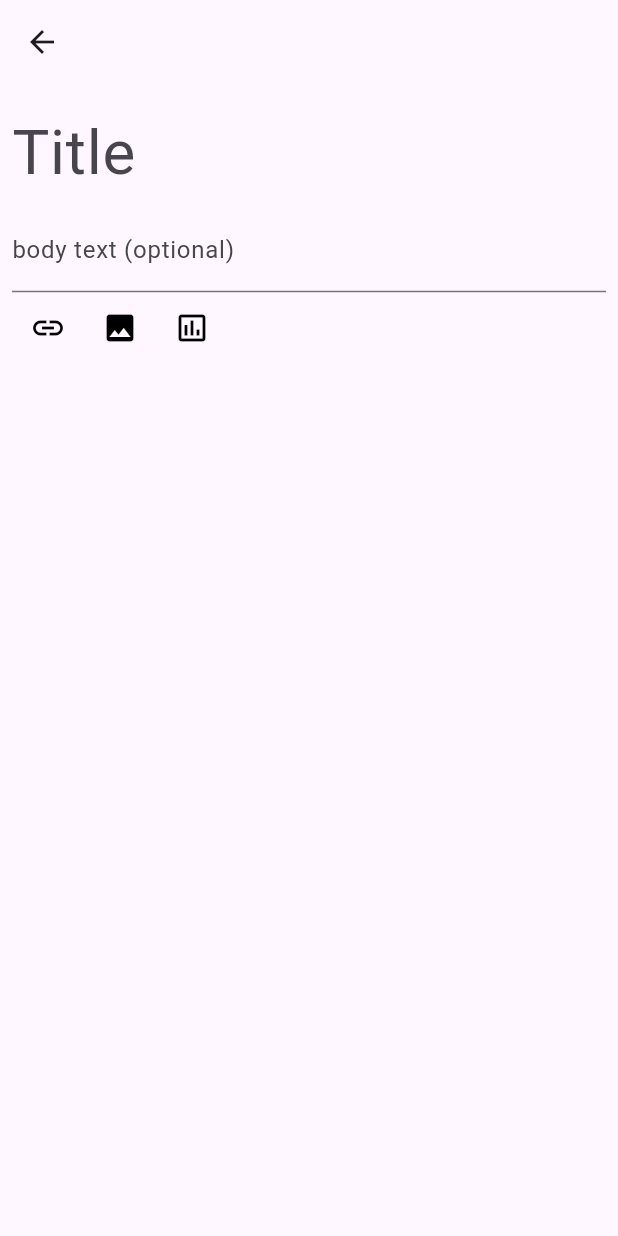
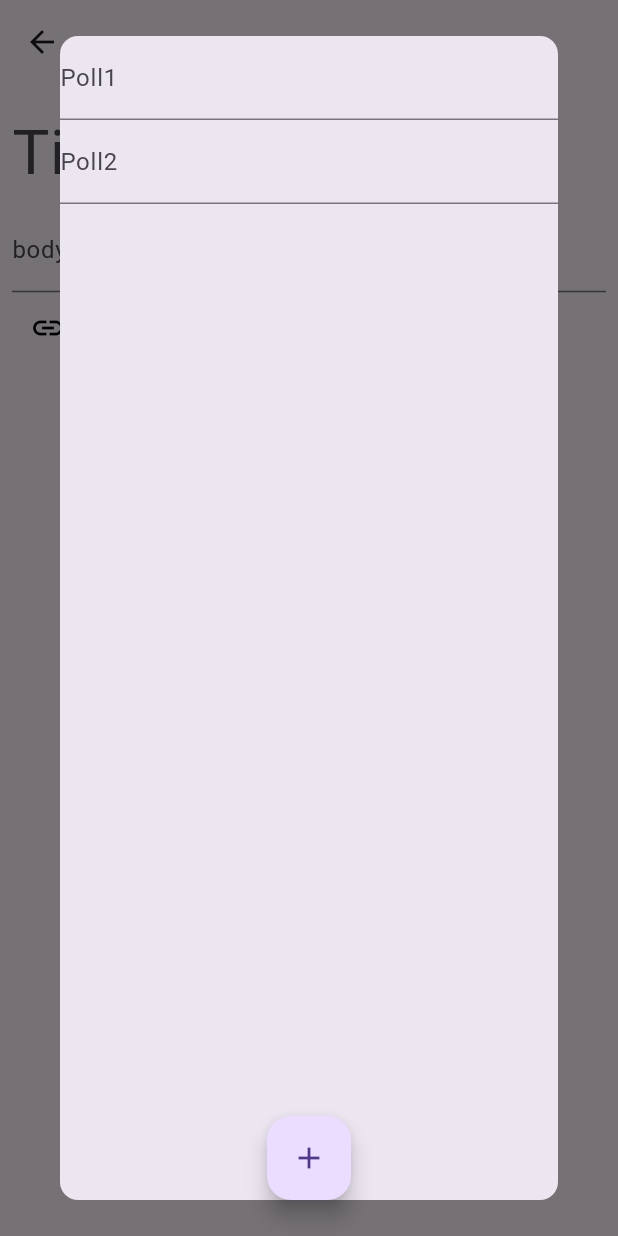
Before and after one commit to Michael1221994/Reddit_mobile_app, a Flutter app: the CreatePost screen opened directly, after a tap on the "poll" icon, on a phone screen of 412 x 824 dp. Run offline on Flutter 3.47's test engine with Material 3 defaults, Android fonts, the light colour scheme and no system bars; our stand-ins replace cloud_firestore, firebase_auth, firebase_core, google_sign_in, image_picker; missing offline and left inert: dart:js_interop; accounts and stored records are empty.

Commit message:
added poll dialog

```diff
--- a/lib/create_post.dart
+++ b/lib/create_post.dart
@@ -1,5 +1,6 @@
 import 'package:flutter/material.dart';
 import 'package:image_picker/image_picker.dart';
+import 'package:reddit_attempt2/poll1.dart';
 
 class CreatePost extends StatefulWidget {
   const CreatePost({super.key});
@@ -40,6 +41,7 @@ class _CreatePostState extends State<CreatePost> {
               runSpacing: 4.0, // gap between lines
               children: _textFields,
             ),
+
             TextField(
               controller: TextController,
               decoration: InputDecoration(
@@ -51,11 +53,7 @@ class _CreatePostState extends State<CreatePost> {
                 IconButton(onPressed: addtextfield, icon: Icon(Icons.link, color: Colors.black,)),
                 IconButton(onPressed: _pickImage, icon: Icon(Icons.photo, color: Colors.black,)),
                 //IconButton(onPressed: (){}, icon: Icon(Icons.play_circle_outline_outlined, color: Colors.black,)),
-                IconButton(onPressed:
-                  (){setState(() {
-                    showpoll=!showpoll;
-                });}
-                , icon: Icon(Icons.poll_outlined, color: Colors.black,)),
+                IconButton(onPressed: _showPollDialog, icon: Icon(Icons.poll_outlined, color: Colors.black,)),
               ],
             )
           ],
@@ -92,4 +90,30 @@ class _CreatePostState extends State<CreatePost> {
       }
     });
   }
+
+  void addpoll(){
+    setState(() {
+      showpoll=!showpoll;
+      if(showpoll){
+        _textFields.add(Poll1());
+      }
+      else {
+        _textFields.remove(Poll1());
+      }
+    });
+
+  }
+
+  void _showPollDialog() {
+  showDialog(
+    context: context,
+    builder: (BuildContext context) {
+      return Dialog(
+        child: Poll1(), // Your Poll1 widget
+        shape: RoundedRectangleBorder(borderRadius: BorderRadius.circular(12.0)), // Optional: for rounded corners
+      );
+    },
+  );
 }
+
+}
--- a/lib/main.dart
+++ b/lib/main.dart
@@ -23,7 +23,7 @@ class MyApp extends StatelessWidget {
   Widget build(BuildContext context) {
     return const MaterialApp(
       debugShowCheckedModeBanner: false,
-      home: Poll1(),//splashscreen(),//container(post_type: "post_type", title: "title", text: "Text",   number_of_comments: "number_of_comments", number_of_upvotes: "number_of_upvotes", number_of_downvotes: "number_of_downvotes", flaires: ["flaires"],  image_name: 'lib/assets/reddit.png', video_name: "video_name", link: "link")//splashscreen(),
+      home: CreatePost(),//splashscreen(),//container(post_type: "post_type", title: "title", text: "Text",   number_of_comments: "number_of_comments", number_of_upvotes: "number_of_upvotes", number_of_downvotes: "number_of_downvotes", flaires: ["flaires"],  image_name: 'lib/assets/reddit.png', video_name: "video_name", link: "link")//splashscreen(),
 
     );
   }
```
Also changed, not shown: lib/poll1.dart (+2 -7 lines).
